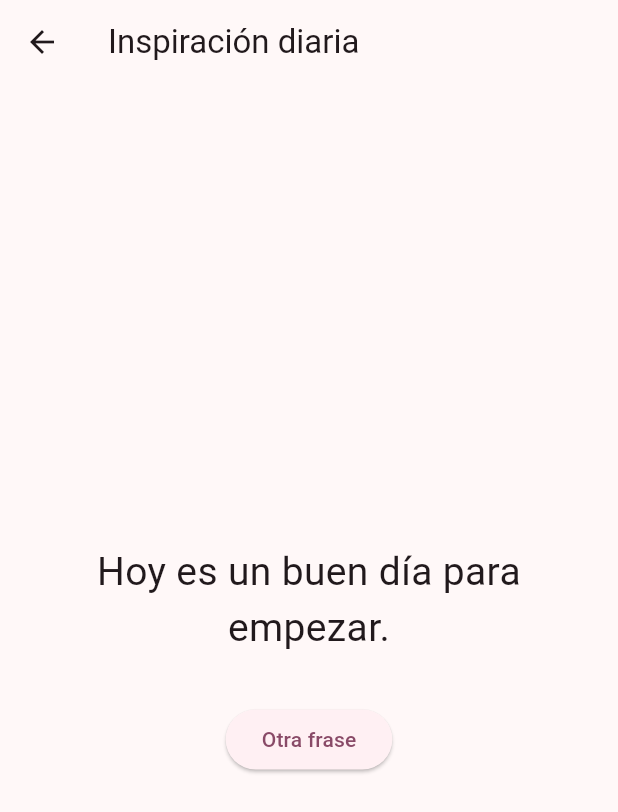
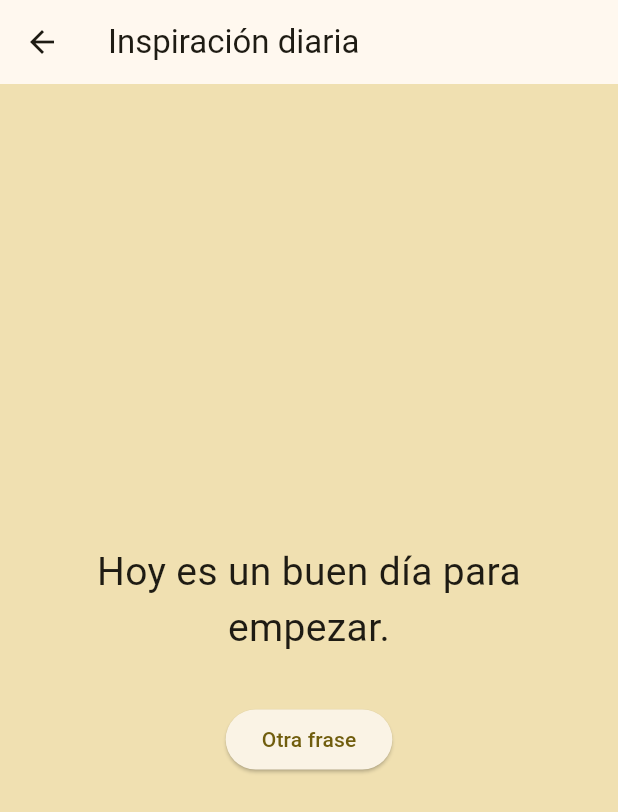
Before and after one commit to araortigoza/5_Flutter_App_The_Hatch, a Flutter app: the screen it shows after launch, after a tap on "Inspiración diaria", on a phone screen of 412 x 824 dp. Shown: the top 812 px of the screen. Run offline on Flutter 3.47's test engine with Material 3 defaults, Android fonts, the phone set to English and light mode, and no system bars; our stand-ins replace shared_preferences.

Commit message:
Se agrego cambio de color de Theme segun la hora

```diff
--- a/lib/main.dart
+++ b/lib/main.dart
@@ -9,11 +9,34 @@ void main() {
 
 // SE CREA UN WIDGET PERSONALIZADO QUE HEREDA DE STATELESSWIDGET
 // STATELESSWIDGET ES UN WIDGET CUYO ESTADO INTERNO NO CAMBIA A LO LARGO DEL TIEMPO, NO GUARDA DATOS
-class TareasApp extends StatelessWidget {
+class TareasApp extends StatefulWidget {
   // CONSTRUCTOR ESTANDAR DE LOS WIDGETS EN FLUTTER
-  const TareasApp({super.key}); // LA KEY SIRVE PARA IDENTIFICAR A ESE WIDGET DENTRO DEL ARBOL DE COMPONENTES
+  const TareasApp({super.key});
+  @override
+  State<TareasApp> createState() => _TareasAppState();
+}
 
-  // INDICA QUE ESTAREMOS SOBREESCRIBIENDO EL METODO BUIL QUE SE HEREDO
+class _TareasAppState extends State<TareasApp> {
+  // POLIMORFISMO
+  @override
+  // DEFINE EL ESTADO INICIAL DE LA PAGINA, SE EJECUTA UNA VEZ CUANDO SE MONTA LA PANTALLA POR PRIMERA VEZ
+  void initState() {
+    super.initState(); // SE LLAMA AL METODO ORIGINAL DE FLUTTER
+    colorApp(); // SE LLAMA A LA FUNCION PARA CARGAR LAS TAREAS
+  }
+
+  Color colorApp() {
+    int hora = DateTime.now().hour;
+    if (hora >= 5 && hora <= 16) {
+      return const Color.fromARGB(255, 240, 224, 177);
+    } else if (hora >= 17 && hora <= 19) {
+      return const Color.fromARGB(255, 234, 178, 166);
+    } else {
+      return const Color.fromARGB(255, 179, 192, 242);
+    }
+  }
+
+  // LA KEY SIRVE PARA IDENTIFICAR A ESE WIDGET DENTRO DEL ARBOL DE COMPONENTES
   @override
   // SE DEFINE EL METODO QUE SE EJECUTARA CADA VEZ QUE SE QUIERA MOSTRAR ESTE WIDGET
   // CONTEXT INDICA LA UBICACION EXACTA DEL WIDGET DENTRO DEL ARBOL DE LA APP
@@ -21,8 +44,10 @@ class TareasApp extends StatelessWidget {
     return MaterialApp(
       title: 'Tareas', // DEFINE EL TITULO DE LA APP
       theme: ThemeData(
-        colorSchemeSeed: const Color.fromARGB(255, 233, 115, 172),
-      ), // SE DEFINE UNA PALETA DE COLORES PARA TODA LA APP
+        colorSchemeSeed: colorApp(),
+        scaffoldBackgroundColor:
+            colorApp(), // SE DEFINE UNA PALETA DE COLORES PARA TODA LA APP
+      ),
       home: const BienvenidaScreen(), // SE ESTABLECE COMO PANTALLA INICIAL AL WIDGET DE BIENVENIDA
     );
   }
```
